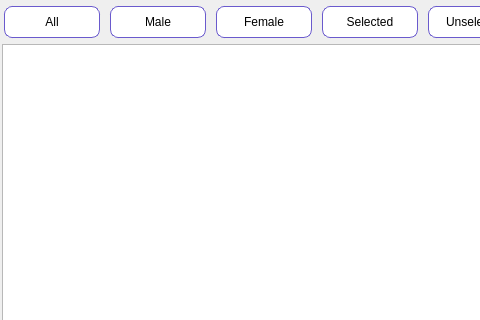
Old version of the form component/histroypage/histroypage.ui in the repository NagatoRailgun/zhuangding; both pictures show x 0 to 480 and y 0 to 320 of the 640 by 540 pixel window.
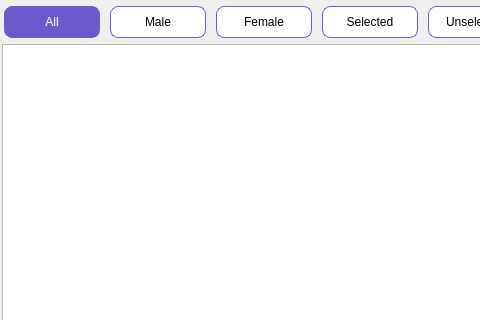
New version of the form.

```diff
--- a/component/histroypage/histroypage.ui
+++ b/component/histroypage/histroypage.ui
@@ -127,6 +127,9 @@
            <property name="checkable">
             <bool>true</bool>
            </property>
+           <property name="checked">
+            <bool>true</bool>
+           </property>
            <property name="autoExclusive">
             <bool>true</bool>
            </property>
```
